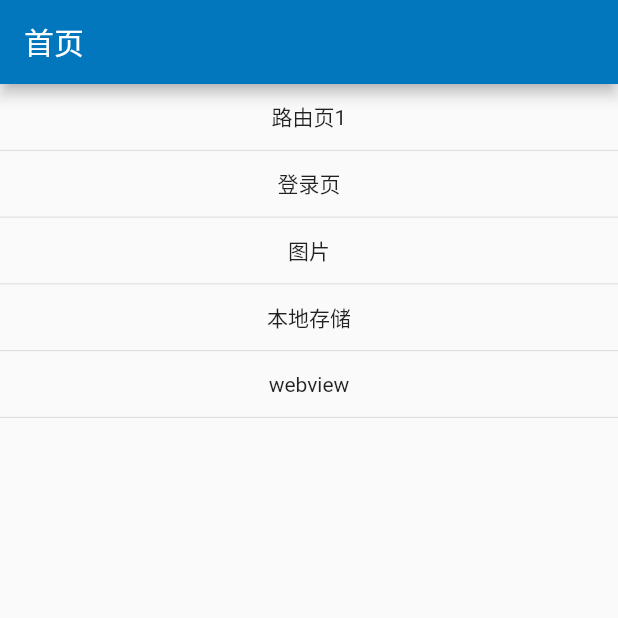
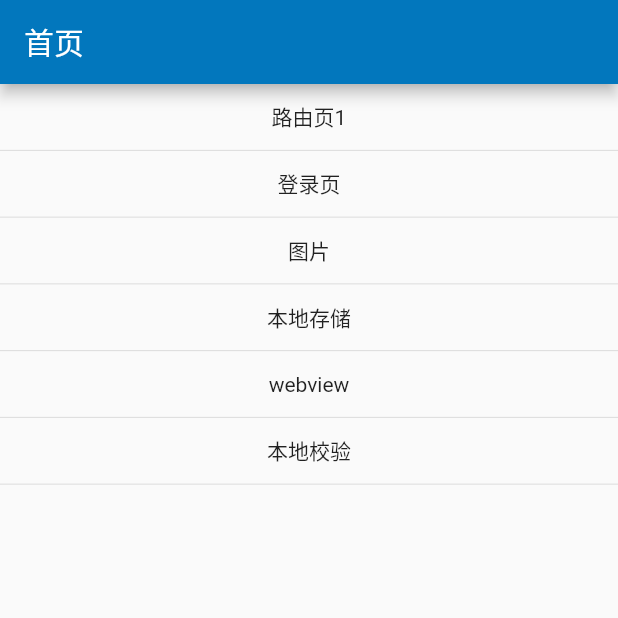
Before and after one commit to cainsyake/flutter-demo, a Flutter app: the screen it shows after launch, on a phone screen of 412 x 824 dp, the top half of it. Run offline on Flutter 3.47's test engine with Material 2 defaults, Android fonts, the phone set to English and light mode, and no system bars; our stand-ins replace image_picker, shared_preferences, webview_flutter.

Commit message:
feat(localAuth): 本地权限校验

```diff
--- a/lib/views/app.dart
+++ b/lib/views/app.dart
@@ -4,6 +4,7 @@ import 'login/index.dart';
 import 'img/index.dart';
 import 'store/index.dart';
 import 'webview/index.dart';
+import 'login/localAuth.dart';
 
 class MyApp extends StatelessWidget {
   @override
@@ -22,7 +23,8 @@ class MyApp extends StatelessWidget {
         '/login': (_) => Login(),
         '/img': (_) => SelectImage(),
         '/store': (_) => LocalStore(),
-        '/webview': (_) => WebViewPage()
+        '/webview': (_) => WebViewPage(),
+        '/localauth': (_) => LocalAuth(),
       },
     );
   }
@@ -49,6 +51,7 @@ class _HomePageState extends State<HomePage> {
       {'title': '图片', 'type': 'router', 'router': '/img'},
       {'title': '本地存储', 'type': 'router', 'router': '/store'},
       {'title': 'webview', 'type': 'router', 'router': '/webview'},
+      {'title': '本地校验', 'type': 'router', 'router': '/localauth'},
     ]);
   }
 
```
Also changed, not shown: lib/views/login/localAuth.dart (added, +25 -0 lines).
